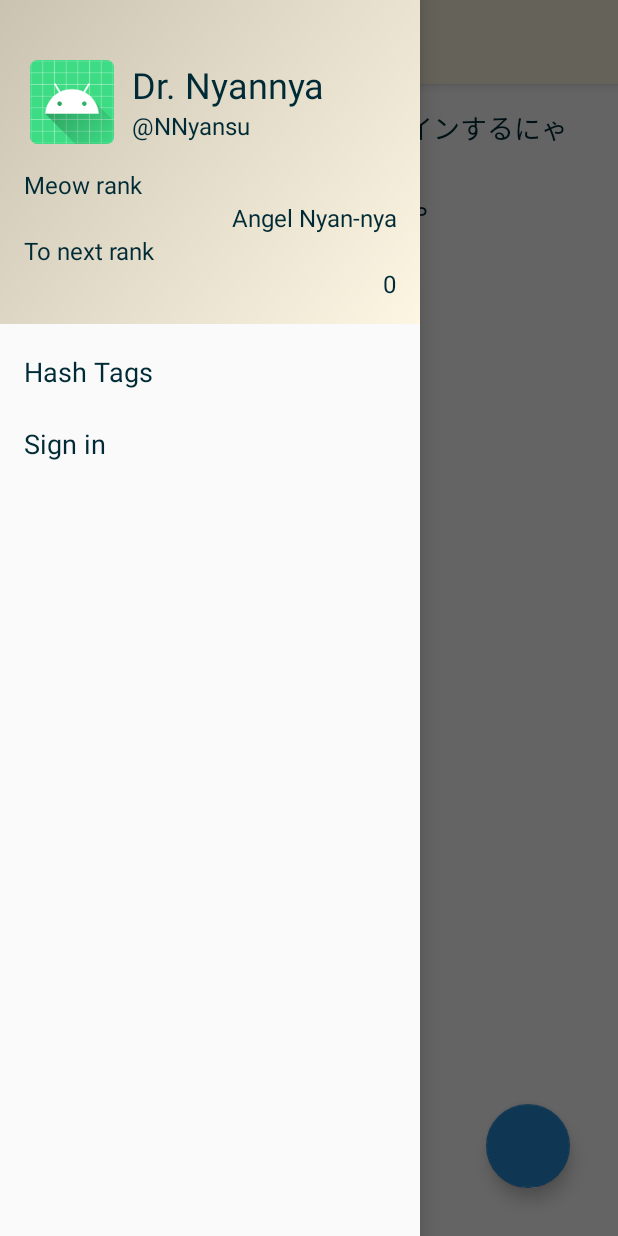
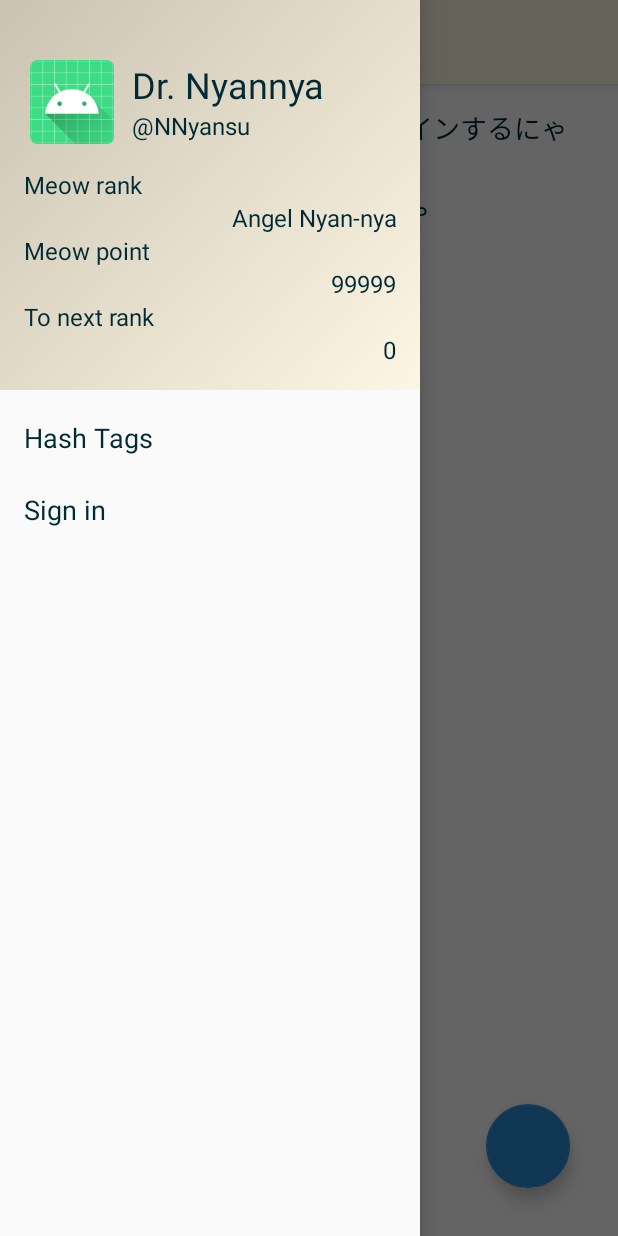
Before and after one commit to nishikawa-shi/NyanNyanEngine_Android, an Android app: the screen it shows after launch (MainActivity), with the side drawer open, on a phone screen of 412 x 824 dp. Run offline under Robolectric (Android 15) with nearby library versions, the phone set to English and light mode, and no system bars; our stand-ins replace Firebase (no records; nobody signed in at launch, a user with empty details on screens opened directly), Room's generated code, data binding, navigation-ui, paging; libraries missing offline, so code that uses them is left out: coil.api.load; pictures from the network do not load; 7 statements that could not run were skipped.

Commit message:
累計ネコさんぽいんとをハンバーガーメニューに表示

```diff
--- a/app/src/main/java/com/ntetz/android/nyannyanengine_android/MainActivity.kt
+++ b/app/src/main/java/com/ntetz/android/nyannyanengine_android/MainActivity.kt
@@ -76,6 +76,7 @@ class MainActivity : AppCompatActivity(), CoroutineScope, NavigationView.OnNavig
 
     fun updateNyanNyanUserInfo(userInfo: NyanNyanUserComponent?) {
         main_nav_view.getHeaderView(0).current_rank.text = userInfo?.getCurrentRank(this)
+        main_nav_view.getHeaderView(0).current_point.text = userInfo?.nyanNyanUser?.nekosanPoint.toString()
         main_nav_view.getHeaderView(0).current_extends.text = userInfo?.currentExtends?.toString()
     }
 
--- a/app/src/main/res/layout/nav_header_main.xml
+++ b/app/src/main/res/layout/nav_header_main.xml
@@ -67,6 +67,22 @@
         android:textAppearance="@style/TextAppearance.SelfTwitterId" />
 
     <TextView
+        android:id="@+id/current_point_title"
+        android:layout_width="wrap_content"
+        android:layout_height="wrap_content"
+        android:gravity="center"
+        android:text="@string/menu_nekosan_point"
+        android:textAppearance="@style/TextAppearance.SelfTwitterId" />
+
+    <TextView
+        android:id="@+id/current_point"
+        android:layout_width="match_parent"
+        android:layout_height="wrap_content"
+        android:gravity="end"
+        android:text="@string/settings_teacher_point"
+        android:textAppearance="@style/TextAppearance.SelfTwitterId" />
+
+    <TextView
         android:id="@+id/current_extends_title"
         android:layout_width="wrap_content"
         android:layout_height="wrap_content"
--- a/app/src/main/res/values/strings.xml
+++ b/app/src/main/res/values/strings.xml
@@ -16,9 +16,11 @@
     <string name="settings_title_hashtag_nadenade">#PetMeMeeow🧶</string>
     <string name="settings_lowest_rank">Baby Nyan-nya</string>
     <string name="settings_teacher_rank">Angel Nyan-nya</string>
+    <string name="settings_teacher_point">99999</string>
     <string name="settings_teacher_extends">0</string>
 
     <string name="menu_nekosan_rank">Meow rank</string>
+    <string name="menu_nekosan_point">Meow point</string>
     <string name="menu_nekosan_next">To next rank</string>
     <string name="menu_hash_tag">Hash Tags</string>
     <string name="menu_sign_in">Sign in</string>
```
Also changed, not shown: 2 other files.
